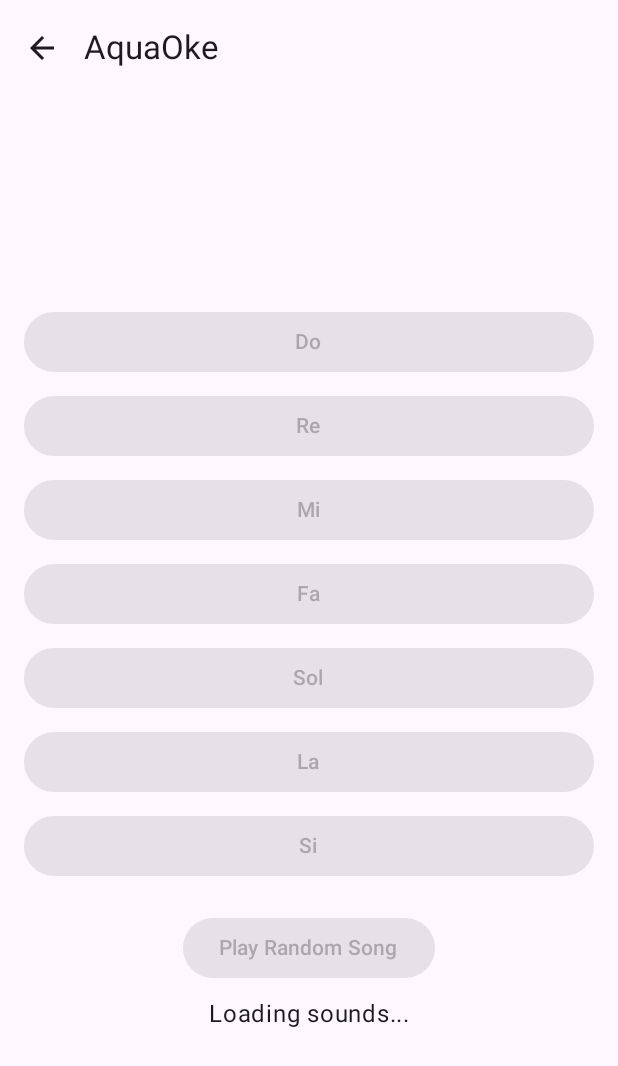
After one commit to as6500/TidesOfCleania, an Android app built with Jetpack Compose: the AquaOke screen opened directly, with no data from a screen before it, on a phone screen of 412 x 824 dp. The commit adds this screen. Shown: the top 1066 px of the screen. Run offline under Robolectric (Android 15) with nearby library versions, the phone set to English and light mode, and no system bars.

Commit message:
remade the app again from what we add, its probably incomplete

```diff
--- a/app/build.gradle.kts
+++ b/app/build.gradle.kts
@@ -5,7 +5,7 @@ plugins {
 }
 
 android {
-    namespace = "pt.iade.games.tidesofcleania"
+    namespace = "pt.iade.games.TidesOfCleania"
     compileSdk = 36
 
     defaultConfig {
--- a/app/src/main/AndroidManifest.xml
+++ b/app/src/main/AndroidManifest.xml
@@ -24,6 +24,7 @@
                 <category android:name="android.intent.category.LAUNCHER" />
             </intent-filter>
         </activity>
+        <activity android:name=".AquaOke" />
     </application>
 
 </manifest>
--- /dev/null
+++ b/app/src/main/java/pt/iade/games/TidesOfCleania/AquaOke.kt
@@ -0,0 +1,149 @@
+package pt.iade.games.TidesOfCleania
+
+import android.Manifest
+import android.media.AudioAttributes
+import android.media.SoundPool
+import androidx.activity.ComponentActivity
+import androidx.activity.compose.setContent
+import androidx.activity.result.contract.ActivityResultContracts
+import androidx.compose.foundation.layout.*
+import androidx.compose.material.icons.Icons
+import androidx.compose.material.icons.filled.ArrowBack
+import androidx.compose.material3.*
+import androidx.compose.runtime.*
+import androidx.compose.ui.Alignment
+import androidx.compose.ui.Modifier
+import androidx.compose.ui.platform.LocalContext
+import androidx.compose.ui.unit.dp
+import kotlinx.coroutines.delay
+import kotlinx.coroutines.launch
+
+class AquaOke : ComponentActivity() {
+    override fun onCreate(savedInstanceState: android.os.Bundle?) {
+        super.onCreate(savedInstanceState)
+
+        // Request microphone permission
+        val requestPermissionLauncher = registerForActivityResult(
+            ActivityResultContracts.RequestPermission()
+        ) { granted ->
+
+        }
+        requestPermissionLauncher.launch(Manifest.permission.RECORD_AUDIO)
+
+        setContent {
+            MaterialTheme {
+                AquaOkeScreen(onBack = { finish() })
+            }
+        }
+    }
+}
+
+@OptIn(ExperimentalMaterial3Api::class)
+@Composable
+fun AquaOkeScreen(onBack: () -> Unit) {
+    val context = LocalContext.current
+    val coroutineScope = rememberCoroutineScope()
+
+    val soundPool = remember {
+        SoundPool.Builder()
+            .setMaxStreams(7)
+            .setAudioAttributes(
+                AudioAttributes.Builder()
+                    .setUsage(AudioAttributes.USAGE_GAME)
+                    .setContentType(AudioAttributes.CONTENT_TYPE_MUSIC)
+                    .build()
+            )
+            .build()
+    }
+
+    val notes = remember { mutableStateListOf<Int>() }
+    var allLoaded by remember { mutableStateOf(false) }
+
+    LaunchedEffect(Unit) {
+        val rawIds = listOf(
+            R.raw.marimba_do,
+            R.raw.marimba_re,
+            R.raw.marimba_mi,
+            R.raw.marimba_fa,
+            R.raw.marimba_sol,
+            R.raw.marimba_la,
+            R.raw.marimba_si
+        )
+        var loadedCount = 0
+        soundPool.setOnLoadCompleteListener { _, sampleId, status ->
+            if (status == 0) {
+                notes.add(sampleId)
+                loadedCount++
+                if (loadedCount == rawIds.size) {
+                    allLoaded = true
+                }
+            }
+        }
+        rawIds.forEach { soundPool.load(context, it, 1) }
+    }
+
+    fun playNote(index: Int) {
+        if (allLoaded && index in notes.indices) {
+            soundPool.play(notes[index], 1f, 1f, 0, 0, 1f)
+        }
+    }
+
+    fun playRandomSong() {
+        val randomNotes = List(20) { (0..6).random() }
+        coroutineScope.launch {
+            for (i in randomNotes) {
+                playNote(i)
+                delay(600L)
+            }
+        }
+    }
+
+    Scaffold(
+        topBar = {
+            TopAppBar(
+                title = { Text("AquaOke") },
+                navigationIcon = {
+                    IconButton(onClick = onBack) {
+                        Icon(Icons.Filled.ArrowBack, contentDescription = "Back")
+                    }
+                }
+            )
+        }
+    ) { padding ->
+        Column(
+            modifier = Modifier
+                .fillMaxSize()
+                .padding(padding)
+                .padding(16.dp),
+            verticalArrangement = Arrangement.Center,
+            horizontalAlignment = Alignment.CenterHorizontally
+        ) {
+            val noteLabels = listOf("Do", "Re", "Mi", "Fa", "Sol", "La", "Si")
+            noteLabels.forEachIndexed { index, label ->
+                Button(
+                    onClick = { playNote(index) },
+                    enabled = allLoaded, // disable until loaded
+                    modifier = Modifier
+                        .fillMaxWidth()
+                        .padding(vertical = 4.dp)
+                ) {
+                    Text(label)
+                }
+            }
+
+            Spacer(modifier = Modifier.height(16.dp))
+
+            Button(
+                onClick = { playRandomSong() },
+                enabled = allLoaded
+            ) {
+                Text("Play Random Song")
+            }
+
+            if (!allLoaded) {
+                Spacer(modifier = Modifier.height(8.dp))
+                Text("Loading sounds...")
+            }
+        }
+    }
+}
```
Also changed, not shown: app/src/main/java/pt/iade/games/TidesOfCleania/MainActivity.kt (+27 -56 lines).
